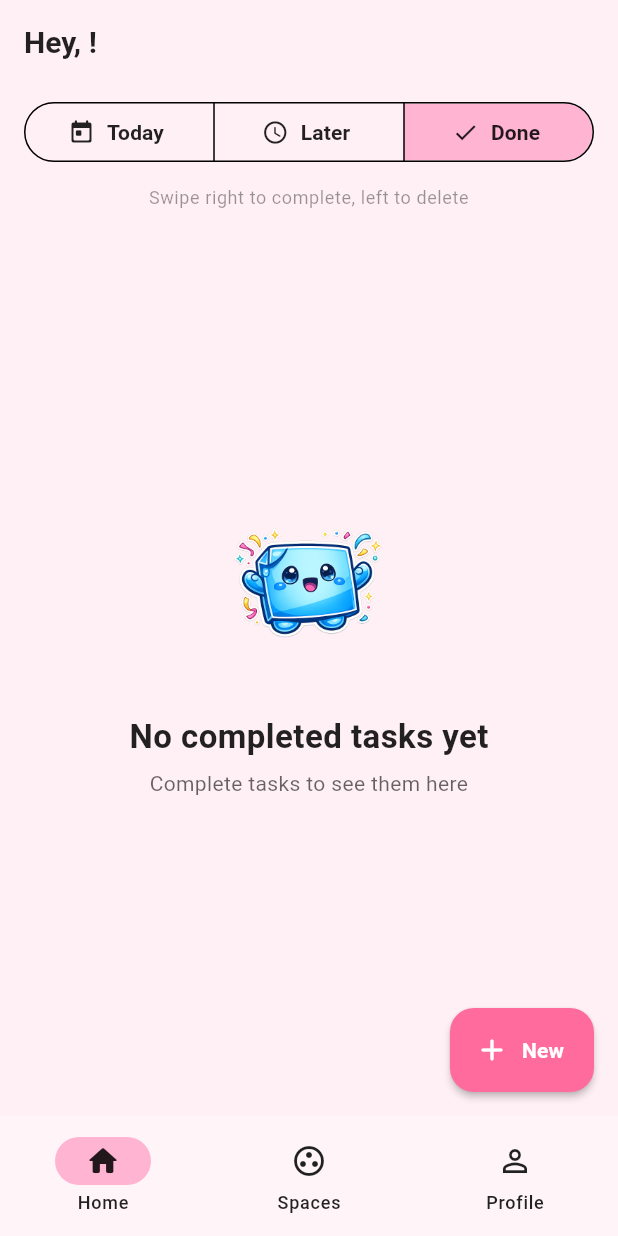
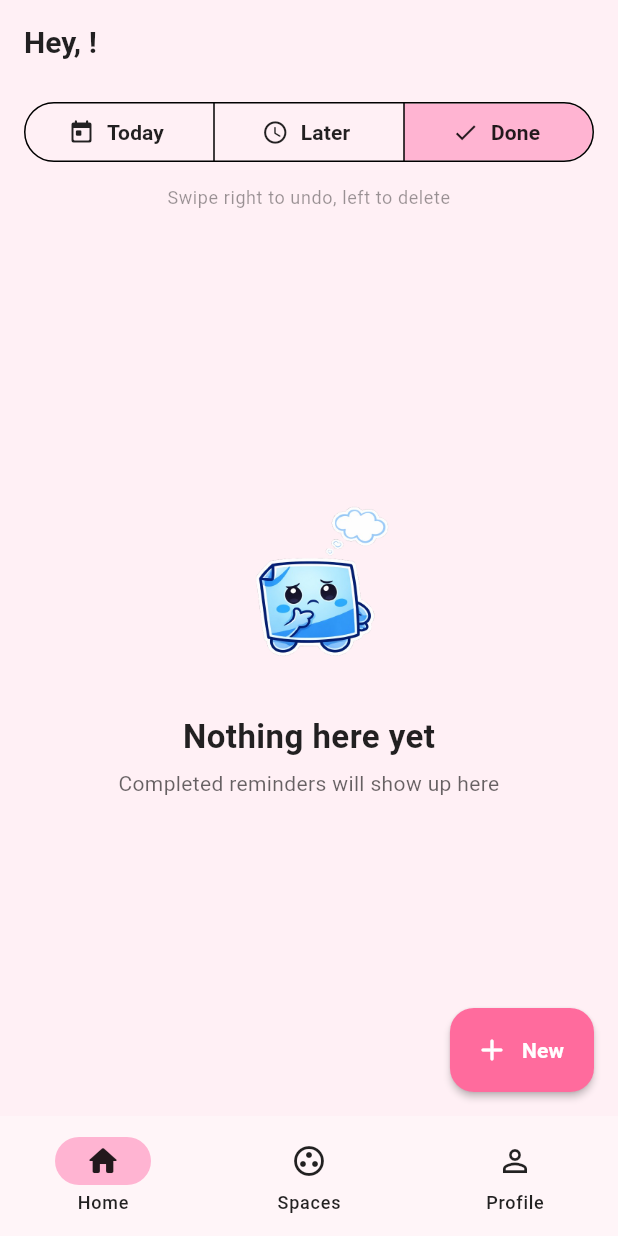
Before and after one commit to Ghulam-Jaffar/nudge-app, a Flutter app: the PersonalItemsScreen screen opened by its route, after a tap on "Later", after a tap on "Done", on a phone screen of 412 x 824 dp. Run offline on Flutter 3.47's test engine with Material 3 defaults, Android fonts, the phone set to English and light mode, and no system bars; our stand-ins replace cloud_firestore, connectivity_plus, equatable, firebase_auth, firebase_core, firebase_messaging and 6 more; accounts and stored records are empty.

Commit message:
Fix: dynamic swipe labels, Done tab empty state, hint text

```diff
--- a/lib/screens/personal_items/item_card.dart
+++ b/lib/screens/personal_items/item_card.dart
@@ -356,17 +356,17 @@ class ItemCard extends ConsumerWidget {
       background: Container(
         margin: const EdgeInsets.symmetric(horizontal: 12, vertical: 6),
         decoration: BoxDecoration(
-          color: Colors.green,
+          color: item.isCompleted ? Colors.orange : Colors.green,
           borderRadius: BorderRadius.circular(16),
         ),
         alignment: Alignment.centerLeft,
         padding: const EdgeInsets.only(left: 24),
-        child: const Row(
+        child: Row(
           mainAxisSize: MainAxisSize.min,
           children: [
-            Icon(Icons.check_rounded, color: Colors.white, size: 24),
-            SizedBox(width: 8),
-            Text('Complete', style: TextStyle(color: Colors.white, fontWeight: FontWeight.w600, fontSize: 14)),
+            Icon(item.isCompleted ? Icons.undo_rounded : Icons.check_rounded, color: Colors.white, size: 24),
+            const SizedBox(width: 8),
+            Text(item.isCompleted ? 'Undo' : 'Complete', style: const TextStyle(color: Colors.white, fontWeight: FontWeight.w600, fontSize: 14)),
           ],
         ),
       ),
--- a/lib/screens/personal_items/personal_items_screen.dart
+++ b/lib/screens/personal_items/personal_items_screen.dart
@@ -78,7 +78,7 @@ class _PersonalItemsScreenState extends ConsumerState<PersonalItemsScreen> {
       case PersonalItemsFilter.upcoming:
         return 'Nothing scheduled';
       case PersonalItemsFilter.completed:
-        return 'No completed tasks yet';
+        return 'Nothing here yet';
     }
   }
 
@@ -89,7 +89,7 @@ class _PersonalItemsScreenState extends ConsumerState<PersonalItemsScreen> {
       case PersonalItemsFilter.upcoming:
         return 'Plan ahead by scheduling future reminders';
       case PersonalItemsFilter.completed:
-        return 'Complete tasks to see them here';
+        return 'Completed reminders will show up here';
     }
   }
 
@@ -182,7 +182,9 @@ class _PersonalItemsScreenState extends ConsumerState<PersonalItemsScreen> {
               child: Padding(
                 padding: const EdgeInsets.symmetric(horizontal: 16, vertical: 4),
                 child: Text(
-                  'Swipe right to complete, left to delete',
+                  _currentFilter == PersonalItemsFilter.completed
+                      ? 'Swipe right to undo, left to delete'
+                      : 'Swipe right to complete, left to delete',
                   style: theme.textTheme.bodySmall?.copyWith(
                     color: colorScheme.onSurface.withValues(alpha: 0.4),
                   ),
@@ -202,7 +204,7 @@ class _PersonalItemsScreenState extends ConsumerState<PersonalItemsScreen> {
                         children: [
                           MascotImage(
                             variant: _currentFilter == PersonalItemsFilter.completed
-                                ? MascotVariant.celebrating
+                                ? MascotVariant.thinking
                                 : MascotVariant.happy,
                             size: 120,
                             fallbackIcon: _getEmptyIcon(),
--- a/lib/screens/spaces/space_detail_screen.dart
+++ b/lib/screens/spaces/space_detail_screen.dart
@@ -442,7 +442,9 @@ class _SpaceDetailScreenState extends ConsumerState<SpaceDetailScreen> {
                   child: Padding(
                     padding: const EdgeInsets.symmetric(horizontal: 16, vertical: 4),
                     child: Text(
-                      'Swipe right to complete, left to delete',
+                      _selectedFilter == 2
+                          ? 'Swipe right to undo, left to delete'
+                          : 'Swipe right to complete, left to delete',
                       style: theme.textTheme.bodySmall?.copyWith(
                         color: colorScheme.onSurface.withValues(alpha: 0.4),
                       ),
```
Also changed, not shown: assets/mascot/mascot_thinking.png, 1 other file.
